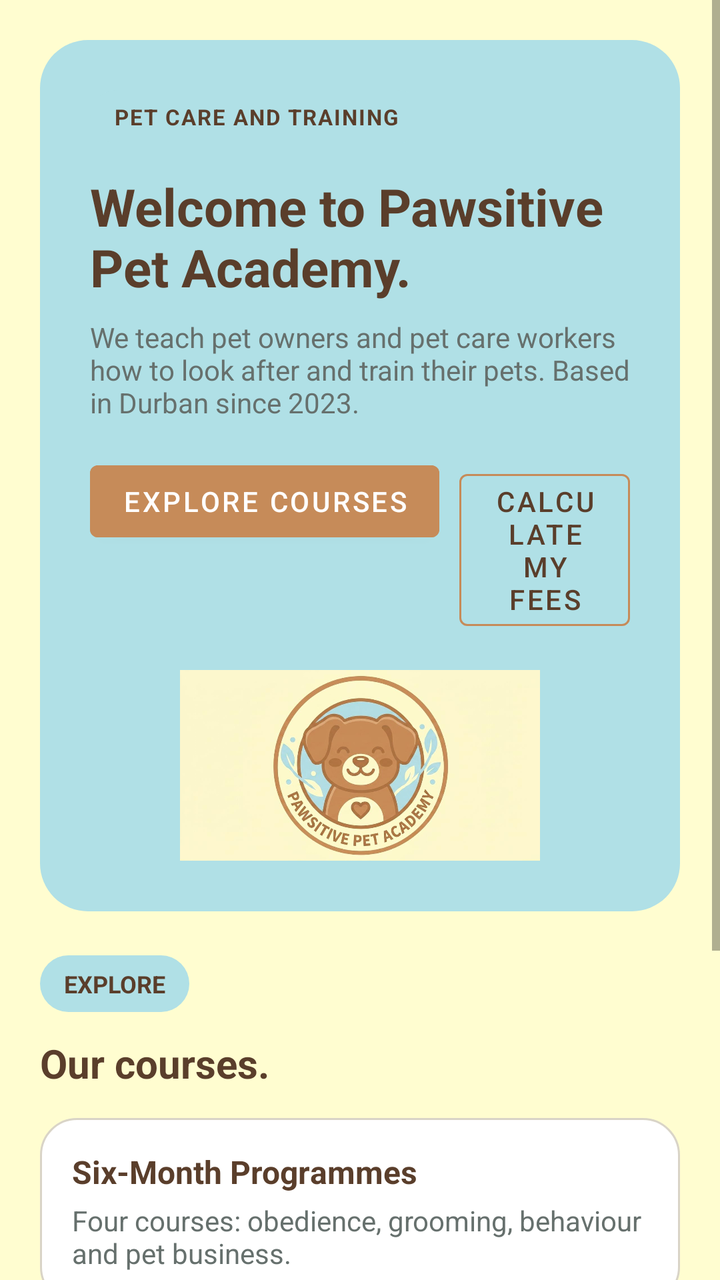
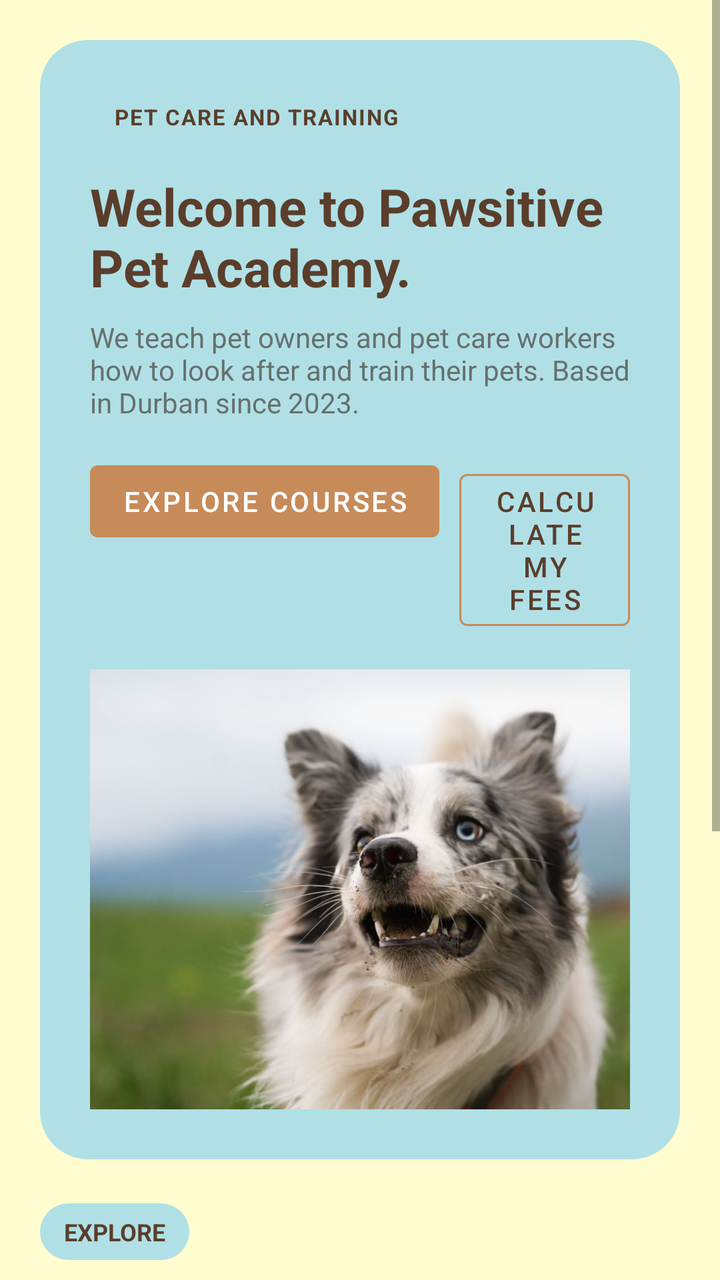

Before-and-after screenshots of an Android layout around one commit, followed by the original layout XML and the change that was made.
<!-- AndroidManifest.xml: application theme Theme.PawsitiveAcademy -->
<!-- res/layout/page_home.xml -->
<?xml version="1.0" encoding="utf-8"?>
<ScrollView xmlns:android="http://schemas.android.com/apk/res/android"
    xmlns:app="http://schemas.android.com/apk/res-auto"
    android:layout_width="match_parent"
    android:layout_height="match_parent"
    android:fillViewport="true">

    <LinearLayout
        android:layout_width="match_parent"
        android:layout_height="wrap_content"
        android:orientation="vertical"
        android:padding="20dp">

        <LinearLayout
            android:layout_width="match_parent"
            android:layout_height="wrap_content"
            android:orientation="vertical"
            android:background="@drawable/bg_hero"
            android:padding="25dp">

            <TextView
                android:layout_width="wrap_content"
                android:layout_height="wrap_content"
                android:text="PET CARE AND TRAINING"
                android:textColor="@color/brown"
                android:textStyle="bold"
                android:textSize="11sp"
                android:letterSpacing="0.06"
                android:background="@drawable/bg_pill"
                android:paddingHorizontal="12dp"
                android:paddingVertical="6dp" />

            <TextView
                android:layout_width="wrap_content"
                android:layout_height="wrap_content"
                android:layout_marginTop="14dp"
                android:text="Welcome to Pawsitive Pet Academy."
                android:textColor="@color/brown"
                android:textSize="26sp"
                android:textStyle="bold" />

            <TextView
                android:layout_width="wrap_content"
                android:layout_height="wrap_content"
                android:layout_marginTop="8dp"
                android:text="We teach pet owners and pet care workers how to look after and train their pets. Based in Durban since 2023."
                android:textColor="@color/muted"
                android:textSize="14sp" />

            <LinearLayout
                android:layout_width="match_parent"
                android:layout_height="wrap_content"
                android:orientation="horizontal"
                android:layout_marginTop="16dp">

                <Button
                    android:id="@+id/btnExploreCourses"
                    style="@style/Widget.MaterialComponents.Button"
                    android:layout_width="wrap_content"
                    android:layout_height="wrap_content"
                    android:layout_marginEnd="10dp"
                    android:backgroundTint="@color/tan"
                    android:text="Explore courses" />

                <Button
                    android:id="@+id/btnCalculateFees"
                    style="@style/Widget.MaterialComponents.Button.OutlinedButton"
                    android:layout_width="wrap_content"
                    android:layout_height="wrap_content"
                    app:strokeColor="@color/tan"
                    android:textColor="@color/brown"
                    android:text="Calculate my fees" />
            </LinearLayout>

            <ImageView
                android:layout_width="180dp"
                android:layout_height="96dp"
                android:layout_marginTop="20dp"
                android:layout_gravity="center"
                android:scaleType="fitCenter"
                android:contentDescription="Pawsitive Pet Academy logo"
                android:src="@drawable/pawsitive_logo" />

        </LinearLayout>

        <TextView
            android:layout_width="wrap_content"
            android:layout_height="wrap_content"
            android:layout_marginTop="22dp"
            android:text="EXPLORE"
            android:textColor="@color/brown"
            android:textStyle="bold"
            android:textSize="12sp"
            android:background="@drawable/bg_pill"
            android:paddingHorizontal="12dp"
            android:paddingVertical="6dp" />

        <TextView
            android:layout_width="wrap_content"
            android:layout_height="wrap_content"
            android:layout_marginTop="12dp"
            android:layout_marginBottom="4dp"
            android:text="Our courses."
            android:textColor="@color/brown"
            android:textSize="20sp"
            android:textStyle="bold" />

        <LinearLayout
            android:id="@+id/pathwaySixMonth"
            android:layout_width="match_parent"
            android:layout_height="wrap_content"
            android:layout_marginTop="10dp"
            android:orientation="vertical"
            android:background="@drawable/bg_card"
            android:padding="16dp"
            android:clickable="true"
            android:focusable="true">
            <TextView android:layout_width="wrap_content" android:layout_height="wrap_content" android:text="Six-Month Programmes" android:textColor="@color/brown" android:textStyle="bold" android:textSize="16sp" />
            <TextView android:layout_width="wrap_content" android:layout_height="wrap_content" android:text="Four courses: obedience, grooming, behaviour and pet business." android:textColor="@color/muted" android:layout_marginTop="4dp" />
        </LinearLayout>

        <LinearLayout
            android:id="@+id/pathwaySixWeek"
            android:layout_width="match_parent"
            android:layout_height="wrap_content"
            android:layout_marginTop="10dp"
            android:orientation="vertical"
            android:background="@drawable/bg_card"
            android:padding="16dp"
            android:clickable="true"
            android:focusable="true">
            <TextView android:layout_width="wrap_content" android:layout_height="wrap_content" android:text="Six-Week Courses" android:textColor="@color/brown" android:textStyle="bold" android:textSize="16sp" />
            <TextView android:layout_width="wrap_content" android:layout_height="wrap_content" android:text="Three courses: puppy care, first aid and dog walking." android:textColor="@color/muted" android:layout_marginTop="4dp" />
        </LinearLayout>

        <LinearLayout
            android:id="@+id/pathwayFeesCalculator"
            android:layout_width="match_parent"
            android:layout_height="wrap_content"
            android:layout_marginTop="10dp"
            android:orientation="vertical"
            android:background="@drawable/bg_card"
            android:padding="16dp"
            android:clickable="true"
            android:focusable="true">
            <TextView android:layout_width="wrap_content" android:layout_height="wrap_content" android:text="Fees Calculator" android:textColor="@color/brown" android:textStyle="bold" android:textSize="16sp" />
            <TextView android:layout_width="wrap_content" android:layout_height="wrap_content" android:text="Work out your total and discount." android:textColor="@color/muted" android:layout_marginTop="4dp" />
        </LinearLayout>

    </LinearLayout>
</ScrollView>
<!-- resources referenced by this layout -->
<resources>
  <color name="brown">#5A3E2B</color>
  <color name="muted">#66706D</color>
  <color name="tan">#C68B59</color>
  <!-- drawable bg_card (drawable) -->
  <?xml version="1.0" encoding="utf-8"?>
  <shape xmlns:android="http://schemas.android.com/apk/res/android" android:shape="rectangle">
      <solid android:color="@color/white" />
      <corners android:radius="18dp" />
      <stroke android:width="1dp" android:color="@color/line" />
  </shape>
  <!-- drawable bg_hero (drawable) -->
  <?xml version="1.0" encoding="utf-8"?>
  <shape xmlns:android="http://schemas.android.com/apk/res/android" android:shape="rectangle">
      <solid android:color="@color/blue" />
      <corners android:radius="24dp" />
  </shape>
  <!-- drawable bg_pill (drawable) -->
  <?xml version="1.0" encoding="utf-8"?>
  <shape xmlns:android="http://schemas.android.com/apk/res/android" android:shape="rectangle">
      <solid android:color="@color/blue" />
      <corners android:radius="999dp" />
  </shape>
  <!-- drawable pawsitive_logo: jpg bitmap (drawable, 54978 bytes) -->
  <style name="Theme.PawsitiveAcademy" parent="Theme.MaterialComponents.DayNight.NoActionBar">
          <item name="colorPrimary">@color/tan</item>
          <item name="colorPrimaryDark">@color/brown</item>
          <item name="colorAccent">@color/blue</item>
          <item name="android:statusBarColor" tools:targetApi="l">@color/brown</item>
          <item name="android:windowBackground">@color/cream</item>
      </style>
  <color name="white">#FFFFFF</color>
  <color name="line">#D9D4C7</color>
  <color name="blue">#B0E0E6</color>
  <color name="cream">#FFFDD0</color>
</resources>

<!-- the commit's change to res/layout/page_home.xml (unified diff, before → after) -->
@@ -73,13 +73,12 @@
             </LinearLayout>
 
             <ImageView
-                android:layout_width="180dp"
-                android:layout_height="96dp"
+                android:layout_width="match_parent"
+                android:layout_height="220dp"
                 android:layout_marginTop="20dp"
-                android:layout_gravity="center"
-                android:scaleType="fitCenter"
-                android:contentDescription="Pawsitive Pet Academy logo"
-                android:src="@drawable/pawsitive_logo" />
+                android:scaleType="centerCrop"
+                android:contentDescription="A Border Collie sitting on the grass"
+                android:src="@drawable/photo_hero_collie" />
 
         </LinearLayout>
 
<!-- resource entries referenced after the edit -->
@@ -22,7 +22,7 @@
       <solid android:color="@color/blue" />
       <corners android:radius="999dp" />
   </shape>
-  <!-- drawable pawsitive_logo: jpg bitmap (drawable, 54978 bytes) -->
+  <!-- drawable photo_hero_collie: jpg bitmap (drawable, 70996 bytes) -->
   <style name="Theme.PawsitiveAcademy" parent="Theme.MaterialComponents.DayNight.NoActionBar">
           <item name="colorPrimary">@color/tan</item>
           <item name="colorPrimaryDark">@color/brown</item>
